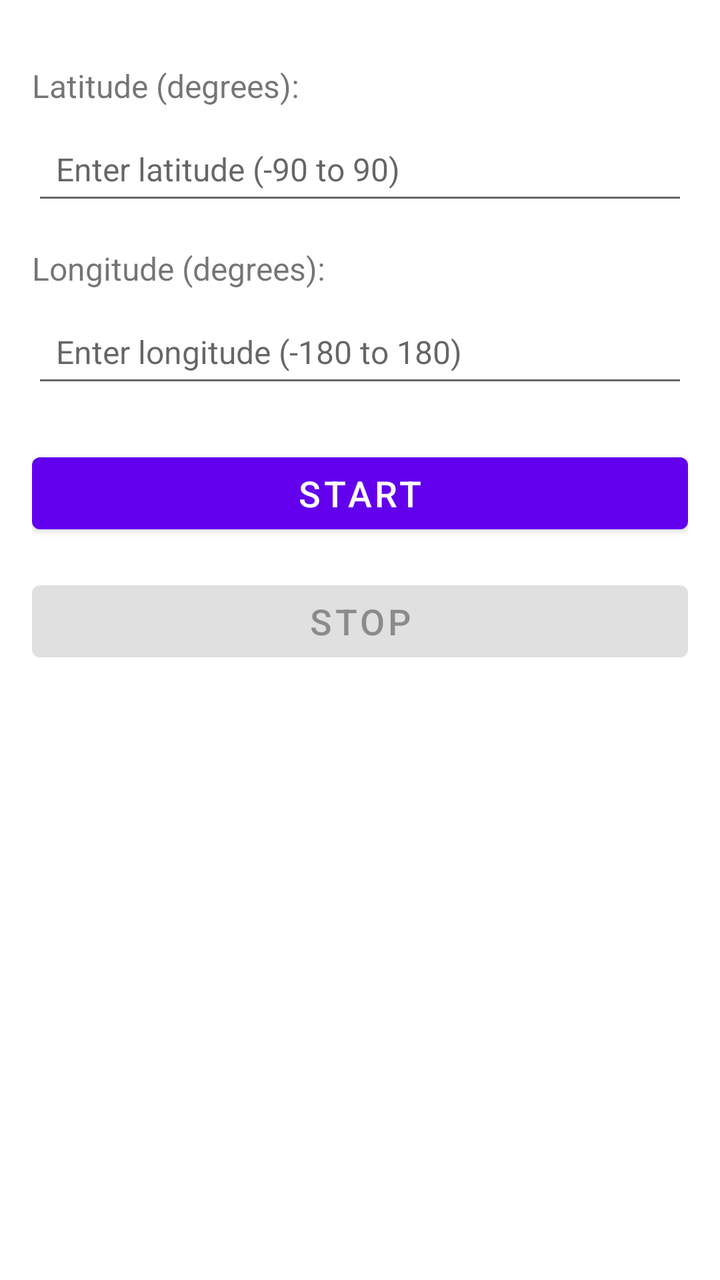
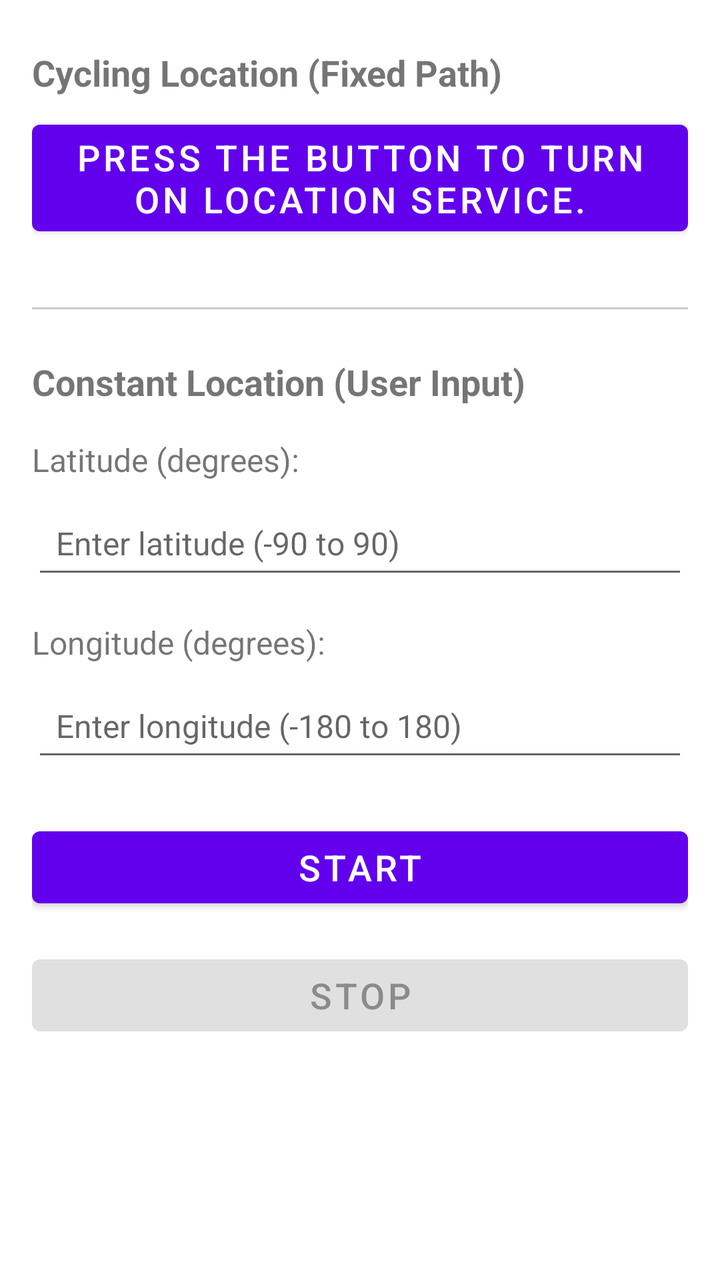

An Android layout rendered at two revisions. The XML below is the earlier revision; the diff shows what the commit changed to produce the second picture.
<!-- AndroidManifest.xml: fallback theme Theme.MaterialComponents.DayNight.NoActionBar -->
<!-- res/layout/mainfrag.xml -->
<?xml version="1.0" encoding="utf-8"?>
<LinearLayout xmlns:android="http://schemas.android.com/apk/res/android"
    xmlns:tools="http://schemas.android.com/tools"
    android:id="@+id/main_fragment"
    android:layout_width="match_parent"
    android:layout_height="match_parent"
    android:orientation="vertical"
    android:padding="16dp"
    tools:context=".MainFragment">

    <TextView
        android:layout_width="wrap_content"
        android:layout_height="wrap_content"
        android:text="@string/latitude_label"
        android:textSize="16sp"
        android:layout_marginTop="16dp"
        android:layout_marginBottom="8dp" />

    <EditText
        android:id="@+id/latitude_input"
        android:layout_width="match_parent"
        android:layout_height="wrap_content"
        android:inputType="numberDecimal|numberSigned"
        android:hint="@string/latitude_hint"
        android:textSize="16sp"
        android:padding="12dp" />

    <TextView
        android:layout_width="wrap_content"
        android:layout_height="wrap_content"
        android:text="@string/longitude_label"
        android:textSize="16sp"
        android:layout_marginTop="16dp"
        android:layout_marginBottom="8dp" />

    <EditText
        android:id="@+id/longitude_input"
        android:layout_width="match_parent"
        android:layout_height="wrap_content"
        android:inputType="numberDecimal|numberSigned"
        android:hint="@string/longitude_hint"
        android:textSize="16sp"
        android:padding="12dp" />

    <Button
        android:id="@+id/start_button"
        android:layout_width="match_parent"
        android:layout_height="wrap_content"
        android:layout_marginTop="24dp"
        android:text="@string/start_button"
        android:textSize="18sp" />

    <Button
        android:id="@+id/stop_button"
        android:layout_width="match_parent"
        android:layout_height="wrap_content"
        android:layout_marginTop="16dp"
        android:text="@string/stop_button"
        android:textSize="18sp"
        android:enabled="false" />

</LinearLayout>
<!-- resources referenced by this layout -->
<resources>
  <string name="latitude_hint">Enter latitude (-90 to 90)</string>
  <string name="latitude_label">Latitude (degrees):</string>
  <string name="longitude_hint">Enter longitude (-180 to 180)</string>
  <string name="longitude_label">Longitude (degrees):</string>
  <string name="start_button">Start</string>
  <string name="stop_button">Stop</string>
</resources>

<!-- the commit's change to res/layout/mainfrag.xml (unified diff, before → after) -->
@@ -1,62 +1,103 @@
 <?xml version="1.0" encoding="utf-8"?>
-<LinearLayout xmlns:android="http://schemas.android.com/apk/res/android"
+<ScrollView xmlns:android="http://schemas.android.com/apk/res/android"
     xmlns:tools="http://schemas.android.com/tools"
-    android:id="@+id/main_fragment"
     android:layout_width="match_parent"
     android:layout_height="match_parent"
-    android:orientation="vertical"
-    android:padding="16dp"
     tools:context=".MainFragment">
 
-    <TextView
-        android:layout_width="wrap_content"
-        android:layout_height="wrap_content"
-        android:text="@string/latitude_label"
-        android:textSize="16sp"
-        android:layout_marginTop="16dp"
-        android:layout_marginBottom="8dp" />
-
-    <EditText
-        android:id="@+id/latitude_input"
+    <LinearLayout
+        android:id="@+id/main_fragment"
         android:layout_width="match_parent"
         android:layout_height="wrap_content"
-        android:inputType="numberDecimal|numberSigned"
-        android:hint="@string/latitude_hint"
-        android:textSize="16sp"
-        android:padding="12dp" />
+        android:orientation="vertical"
+        android:padding="16dp">
 
-    <TextView
-        android:layout_width="wrap_content"
-        android:layout_height="wrap_content"
-        android:text="@string/longitude_label"
-        android:textSize="16sp"
-        android:layout_marginTop="16dp"
-        android:layout_marginBottom="8dp" />
+        <TextView
+            android:layout_width="wrap_content"
+            android:layout_height="wrap_content"
+            android:text="@string/cycling_location_title"
+            android:textSize="18sp"
+            android:textStyle="bold"
+            android:layout_marginTop="8dp"
+            android:layout_marginBottom="8dp" />
 
-    <EditText
-        android:id="@+id/longitude_input"
-        android:layout_width="match_parent"
-        android:layout_height="wrap_content"
-        android:inputType="numberDecimal|numberSigned"
-        android:hint="@string/longitude_hint"
-        android:textSize="16sp"
-        android:padding="12dp" />
+        <Button
+            android:id="@+id/button"
+            android:layout_width="match_parent"
+            android:layout_height="wrap_content"
+            android:layout_marginBottom="24dp"
+            android:gravity="center_horizontal|center_vertical"
+            android:text="@string/turn_on"
+            android:textSize="18sp"
+            tools:ignore="DuplicateSpeakableTextCheck" />
 
-    <Button
-        android:id="@+id/start_button"
-        android:layout_width="match_parent"
-        android:layout_height="wrap_content"
-        android:layout_marginTop="24dp"
-        android:text="@string/start_button"
-        android:textSize="18sp" />
+        <View
+            android:layout_width="match_parent"
+            android:layout_height="1dp"
+            android:background="#CCCCCC"
+            android:layout_marginTop="8dp"
+            android:layout_marginBottom="16dp" />
 
-    <Button
-        android:id="@+id/stop_button"
-        android:layout_width="match_parent"
-        android:layout_height="wrap_content"
-        android:layout_marginTop="16dp"
-        android:text="@string/stop_button"
-        android:textSize="18sp"
-        android:enabled="false" />
+        <TextView
+            android:layout_width="wrap_content"
+            android:layout_height="wrap_content"
+            android:text="@string/constant_location_title"
+            android:textSize="18sp"
+            android:textStyle="bold"
+            android:layout_marginTop="8dp"
+            android:layout_marginBottom="8dp" />
 
-</LinearLayout>
+        <TextView
+            android:layout_width="wrap_content"
+            android:layout_height="wrap_content"
+            android:text="@string/latitude_label"
+            android:textSize="16sp"
+            android:layout_marginTop="8dp"
+            android:layout_marginBottom="8dp" />
+
+        <EditText
+            android:id="@+id/latitude_input"
+            android:layout_width="match_parent"
+            android:layout_height="wrap_content"
+            android:inputType="numberDecimal|numberSigned"
+            android:hint="@string/latitude_hint"
+            android:textSize="16sp"
+            android:padding="12dp" />
+
+        <TextView
+            android:layout_width="wrap_content"
+            android:layout_height="wrap_content"
+            android:text="@string/longitude_label"
+            android:textSize="16sp"
+            android:layout_marginTop="16dp"
+            android:layout_marginBottom="8dp" />
+
+        <EditText
+            android:id="@+id/longitude_input"
+            android:layout_width="match_parent"
+            android:layout_height="wrap_content"
+            android:inputType="numberDecimal|numberSigned"
+            android:hint="@string/longitude_hint"
+            android:textSize="16sp"
+            android:padding="12dp" />
+
+        <Button
+            android:id="@+id/start_button"
+            android:layout_width="match_parent"
+            android:layout_height="wrap_content"
+            android:layout_marginTop="24dp"
+            android:text="@string/start_button"
+            android:textSize="18sp" />
+
+        <Button
+            android:id="@+id/stop_button"
+            android:layout_width="match_parent"
+            android:layout_height="wrap_content"
+            android:layout_marginTop="16dp"
+            android:text="@string/stop_button"
+            android:textSize="18sp"
+            android:enabled="false" />
+
+    </LinearLayout>
+
+</ScrollView>
<!-- resource entries referenced after the edit -->
@@ -1,10 +1,13 @@
 <!-- resources referenced by this layout -->
 <resources>
+  <string name="constant_location_title">Constant Location (User Input)</string>
+  <string name="cycling_location_title">Cycling Location (Fixed Path)</string>
   <string name="latitude_hint">Enter latitude (-90 to 90)</string>
   <string name="latitude_label">Latitude (degrees):</string>
   <string name="longitude_hint">Enter longitude (-180 to 180)</string>
   <string name="longitude_label">Longitude (degrees):</string>
   <string name="start_button">Start</string>
   <string name="stop_button">Stop</string>
+  <string name="turn_on">Press the button to turn on location service.</string>
 </resources>
 
